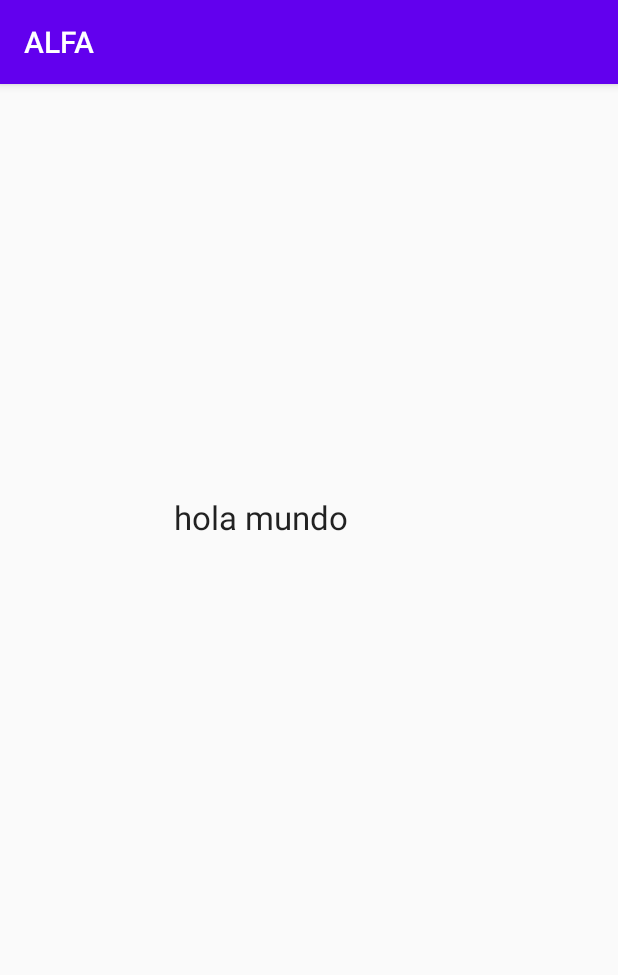
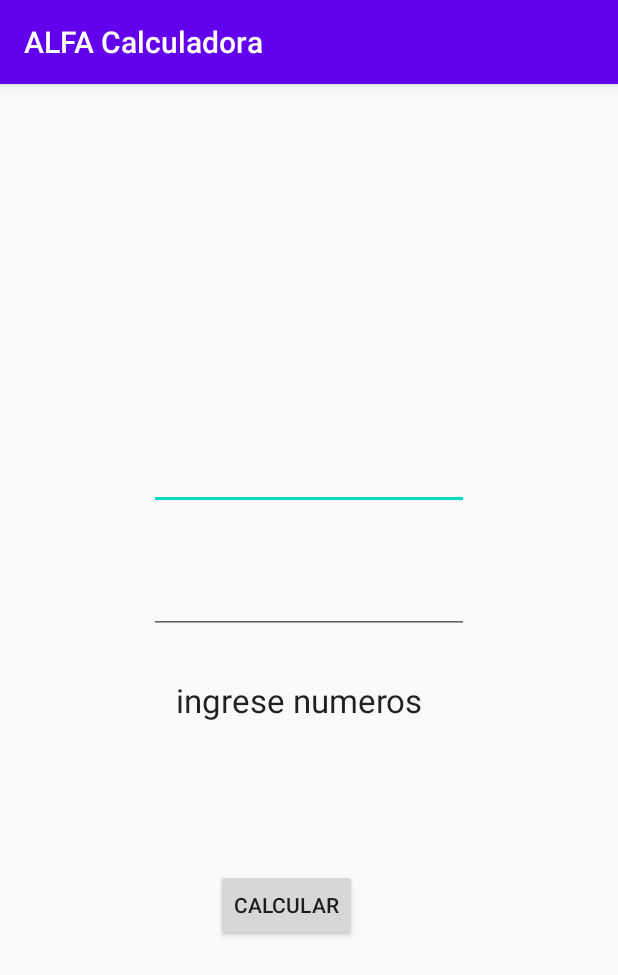
Before and after one commit to JesusDevs/BETADROID, an Android app: the screen it shows after launch (MainActivity), on a phone screen of 412 x 824 dp. Shown: the top 975 px of the screen. Run offline under Robolectric (Android 15) with nearby library versions, the phone set to English and light mode, and no system bars.

Commit message:
creación de metodo suma de números por pantalla, el usuario ingresa datos por pantalla tactil

```diff
--- a/app/src/main/AndroidManifest.xml
+++ b/app/src/main/AndroidManifest.xml
@@ -1,6 +1,8 @@
 <?xml version="1.0" encoding="utf-8"?>
 <manifest xmlns:android="http://schemas.android.com/apk/res/android"
     package="com.example.alfa">
+
+<uses-permission android:name="android.permission.INTERNET"/>
 
     <application
         android:allowBackup="true"
--- a/app/src/main/java/com/example/alfa/Calculadora.java
+++ /dev/null
@@ -1,4 +0,0 @@
-package com.example.alfa;
-
-public class Calculadora {
-}
--- a/app/src/main/java/com/example/alfa/ICalculadora.java
+++ /dev/null
@@ -1,4 +0,0 @@
-package com.example.alfa;
-
-public interface ICalculadora {
-}
--- a/app/src/main/java/com/example/alfa/MainActivity.java
+++ b/app/src/main/java/com/example/alfa/MainActivity.java
@@ -4,6 +4,9 @@ import androidx.appcompat.app.AppCompatActivity;
 
 import android.os.Bundle;
 import android.util.Log;
+import android.view.View;
+import android.widget.Button;
+import android.widget.EditText;
 import android.widget.TextView;
 
 public class MainActivity extends AppCompatActivity {
@@ -13,18 +16,37 @@ public class MainActivity extends AppCompatActivity {
         super.onCreate(savedInstanceState);
         setContentView(R.layout.activity_main);
 
-        int resultado1= add("");
+        /*int resultado1= add("");
         Log.d("resultado1",String.valueOf(resultado1));
-
         int resultado2= add("3");
         Log.d("resultado2",String.valueOf(resultado2));
+        int resultado3= add("3,4");
+        Log.d("resultado3",String.valueOf(resultado3))*/
 
-        int resultado3= add("3,4");
-        Log.d("resultado3",String.valueOf(resultado3));
+        //Actividad número 2
 
-        TextView textView =findViewById(R.id.textView2);
-        textView.setText("hola mundo ");
+        final TextView textView =findViewById(R.id.textView2);
+        final EditText editText1 = findViewById(R.id.editTextNumber);
+        final EditText editText2 = findViewById(R.id.editTextNumber2);
+        Button botonCalcular =findViewById(R.id.button);
+
+
+
+    botonCalcular.setOnClickListener(new View.OnClickListener() {
+    @Override
+    public void onClick(View view) {
+        int numero1=0;
+        int numero2=0;
+        numero1 =Integer.parseInt(editText1.getText().toString());
+        numero2 =Integer.parseInt(editText2.getText().toString());
+        int resultado = (numero1+numero2);
+        textView.setText(" Resultado: "+resultado);
     }
+    });
+
+    }
+
+
     private int add (String values) {
         if (values.isEmpty()) {
             return 0;
--- a/app/src/main/res/layout/activity_main.xml
+++ b/app/src/main/res/layout/activity_main.xml
@@ -8,19 +8,65 @@
 
     <TextView
         android:id="@+id/textView2"
-        android:layout_width="265dp"
+        android:layout_width="wrap_content"
         android:layout_height="71dp"
-        android:layout_marginStart="116dp"
-        android:layout_marginTop="274dp"
-        android:layout_marginEnd="117dp"
-        android:layout_marginBottom="428dp"
+        android:layout_marginStart="117dp"
+        android:layout_marginTop="396dp"
+        android:layout_marginEnd="29dp"
+        android:layout_marginBottom="96dp"
         android:text="@string/hola_mundo_157_1"
         android:textAppearance="@style/TextAppearance.AppCompat.Large"
-        app:layout_constraintBottom_toBottomOf="parent"
+        app:layout_constraintBottom_toTopOf="@+id/button"
         app:layout_constraintEnd_toEndOf="parent"
         app:layout_constraintHorizontal_bias="0.0"
         app:layout_constraintStart_toStartOf="parent"
         app:layout_constraintTop_toTopOf="parent"
-        app:layout_constraintVertical_bias="0.0" />
+        app:layout_constraintVertical_bias="1.0" />
+
+    <Button
+        android:id="@+id/button"
+        android:layout_width="94dp"
+        android:layout_height="wrap_content"
+        android:layout_marginStart="144dp"
+        android:layout_marginTop="56dp"
+        android:layout_marginEnd="144dp"
+        android:text="Calcular"
+        app:layout_constraintEnd_toEndOf="parent"
+        app:layout_constraintHorizontal_bias="0.0"
+        app:layout_constraintStart_toStartOf="parent"
+        app:layout_constraintTop_toBottomOf="@+id/textView2" />
+
+    <EditText
+        android:id="@+id/editTextNumber"
+        android:layout_width="wrap_content"
+        android:layout_height="wrap_content"
+        android:layout_marginStart="120dp"
+        android:layout_marginEnd="120dp"
+        android:layout_marginBottom="36dp"
+        android:ems="10"
+        android:inputType="number"
+        app:layout_constraintBottom_toTopOf="@+id/editTextNumber2"
+        app:layout_constraintEnd_toEndOf="parent"
+        app:layout_constraintHorizontal_bias="0.512"
+        app:layout_constraintStart_toStartOf="parent"
+        app:layout_constraintTop_toTopOf="parent"
+        app:layout_constraintVertical_bias="0.995" />
+
+    <EditText
+        android:id="@+id/editTextNumber2"
+        android:layout_width="wrap_content"
+        android:layout_height="wrap_content"
+        android:layout_marginStart="120dp"
+        android:layout_marginTop="36dp"
+        android:layout_marginEnd="120dp"
+        android:layout_marginBottom="150dp"
+        android:ems="10"
+        android:inputType="number"
+        app:layout_constraintBottom_toBottomOf="parent"
+        app:layout_constraintEnd_toEndOf="parent"
+        app:layout_constraintHorizontal_bias="0.512"
+        app:layout_constraintStart_toStartOf="parent"
+        app:layout_constraintTop_toTopOf="parent"
+        app:layout_constraintVertical_bias="0.532" />
 
 </androidx.constraintlayout.widget.ConstraintLayout>
--- a/app/src/main/res/values/strings.xml
+++ b/app/src/main/res/values/strings.xml
@@ -1,5 +1,5 @@
 <resources>
-    <string name="app_name">ALFA</string>
+    <string name="app_name">ALFA Calculadora</string>
     <string name="hola_clase">HOLA CLASE</string>
-    <string name="hola_mundo_157_1">hola mundo 157-1</string>
+    <string name="hola_mundo_157_1">ingrese numeros</string>
 </resources>
```
